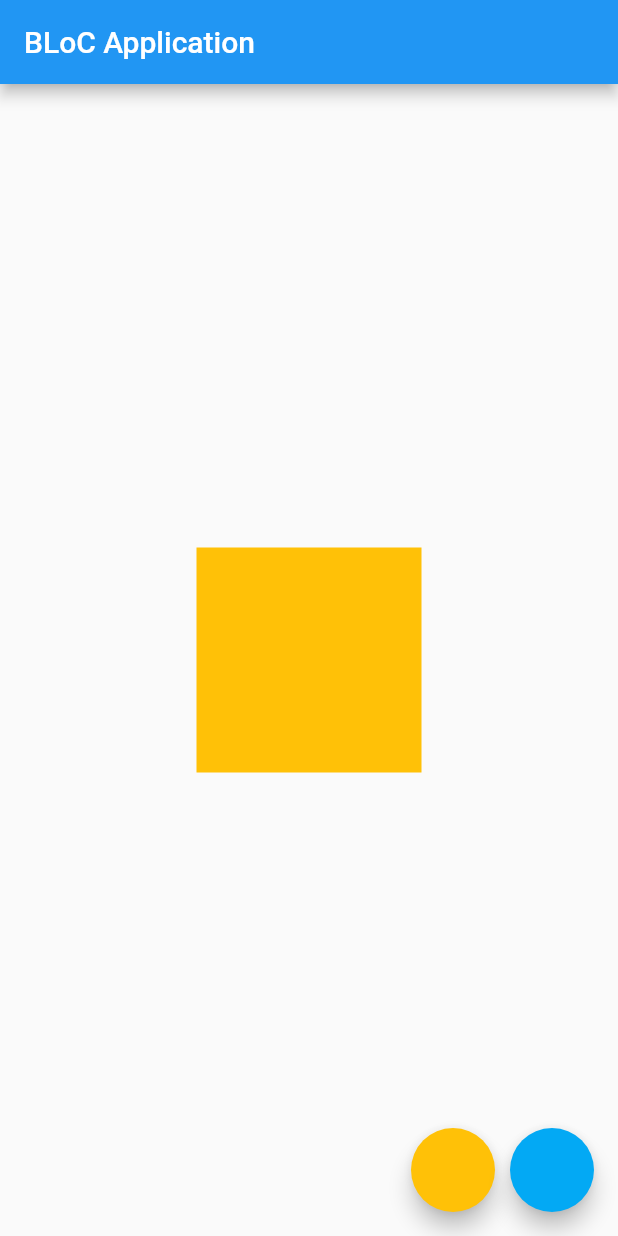
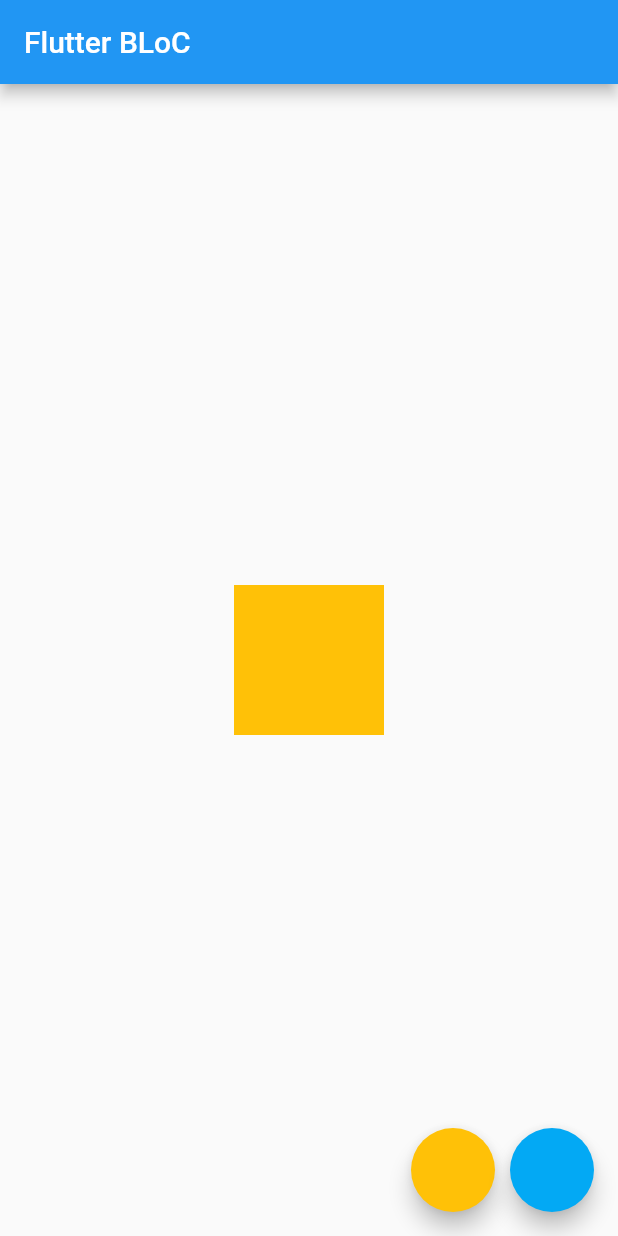
Before and after one commit to rizqyfahmi/hello-flutter, a Flutter app: the screen it shows after launch, on a phone screen of 412 x 824 dp. Run offline on Flutter 3.47's test engine with Material 2 defaults, Android fonts, the phone set to English and light mode, and no system bars; our stand-ins replace bloc, equatable, flutter_bloc.

Commit message:
BLoC using flutter_bloc

```diff
--- a/lib/color_bloc.dart
+++ b/lib/color_bloc.dart
@@ -1,36 +1,18 @@
-import 'dart:async';
+import 'package:equatable/equatable.dart';
+import 'package:flutter/material.dart';
+import 'package:bloc/bloc.dart';
 
-import 'package:flutter/material.dart';
-
-enum ColorEvent {
-  toAmber, toLightBlue
+class ColorEvent extends Equatable {
+  @override
+  List<Object?> get props => [];
 }
 
-class ColorBloc {
-  Color _color = Colors.amber;
-  StreamController<ColorEvent> _eventController = StreamController<ColorEvent>();
-  StreamSink<ColorEvent> get eventSink => _eventController.sink;
+class ColorAmber extends ColorEvent {}
+class ColorLightBlue extends ColorEvent {}
 
-  StreamController<Color> _stateController = StreamController<Color>();
-  StreamSink<Color> get _stateSink => _stateController.sink;
-  Stream<Color> get stateStream => _stateController.stream;
-
-  void _mapEventToState(ColorEvent colorEvent) {
-    if (colorEvent == ColorEvent.toAmber) {
-      _color = Colors.amber;
-    } else {
-      _color = Colors.lightBlue;
-    }
-
-    _stateSink.add(_color);
-  }
-
-  ColorBloc() {
-    _eventController.stream.listen(_mapEventToState);
-  }
-
-  void dispose() {
-    _eventController.close();
-    _stateController.close();
+class ColorBloc extends Bloc<ColorEvent, Color> {
+  ColorBloc(Color initialState) : super(initialState) {
+    on<ColorAmber>((event, emit) => emit(Colors.amber));
+    on<ColorLightBlue>((event, emit) => emit(Colors.lightBlue));
   }
 }
--- a/lib/main.dart
+++ b/lib/main.dart
@@ -1,39 +1,46 @@
 import 'package:flutter/material.dart';
+import 'package:flutter_bloc/flutter_bloc.dart';
 import 'package:hello_flutter/color_bloc.dart';
 
 void main() {
   runApp(const MyApp());
 }
 
-class MyApp extends StatefulWidget {
+class MyApp extends StatelessWidget {
   const MyApp({ Key? key }) : super(key: key);
 
   @override
-  State<MyApp> createState() => _MyAppState();
+  Widget build(BuildContext context) {
+    return BlocProvider(
+      create: (context) => ColorBloc(Colors.amber),
+      child: const MaterialApp(
+        home: MainPage(),
+      ),
+    );
+  }
 }
 
-class _MyAppState extends State<MyApp> {
+class MainPage extends StatelessWidget {
+  const MainPage({
+    Key? key,
+  }) : super(key: key);
+
   @override
   Widget build(BuildContext context) {
-    ColorBloc bloc = ColorBloc();
+    ColorBloc bloc = BlocProvider.of<ColorBloc>(context);
 
-    return MaterialApp(
-      home: Scaffold(
+    return Scaffold(
       appBar: AppBar(
-          title: const Text("BLoC Application"),
+        title: const Text("Flutter BLoC"),
       ),
       body: Center(
-          child: StreamBuilder<Color>(
-            stream: bloc.stateStream,
-            initialData: Colors.amber,
-            builder: (context, snapshot) {
-              return AnimatedContainer(
-                duration: const Duration(seconds: 1),
-                height: 150,
-                width: 150,
-                color: snapshot.data,
-              );
-            }
+        child: BlocBuilder<ColorBloc, Color>(
+          builder: (context, state) => AnimatedContainer(
+            duration: const Duration(milliseconds: 500),
+            height: 100,
+            width: 100,
+            color: state,
+          ),
         ),
       ),
       floatingActionButton: Row(
@@ -42,20 +49,18 @@ class _MyAppState extends State<MyApp> {
           FloatingActionButton(
             backgroundColor: Colors.amber,
             onPressed: () {
-                bloc.eventSink.add(ColorEvent.toAmber);
-              }
+              bloc.add(ColorAmber());
+            },
           ),
           const SizedBox(width: 10),
           FloatingActionButton(
             backgroundColor: Colors.lightBlue,
             onPressed: () {
-                bloc.eventSink.add(ColorEvent.toLightBlue);
-              }
+              bloc.add(ColorLightBlue());
+            },
           ),
         ],
       ),
-      ),
     );
   }
-
 }
--- a/pubspec.yaml
+++ b/pubspec.yaml
@@ -38,7 +38,8 @@ dependencies:
   qr_code_scanner: ^0.7.0
   http: ^0.13.4
   shared_preferences: ^2.0.13
-  provider: ^6.0.2
+  flutter_bloc: ^8.0.1
+  equatable: ^2.0.3
 
 dev_dependencies:
   flutter_test:
```
Also changed, not shown: pubspec.lock. Lines whose indentation alone changed are shown as unchanged.
